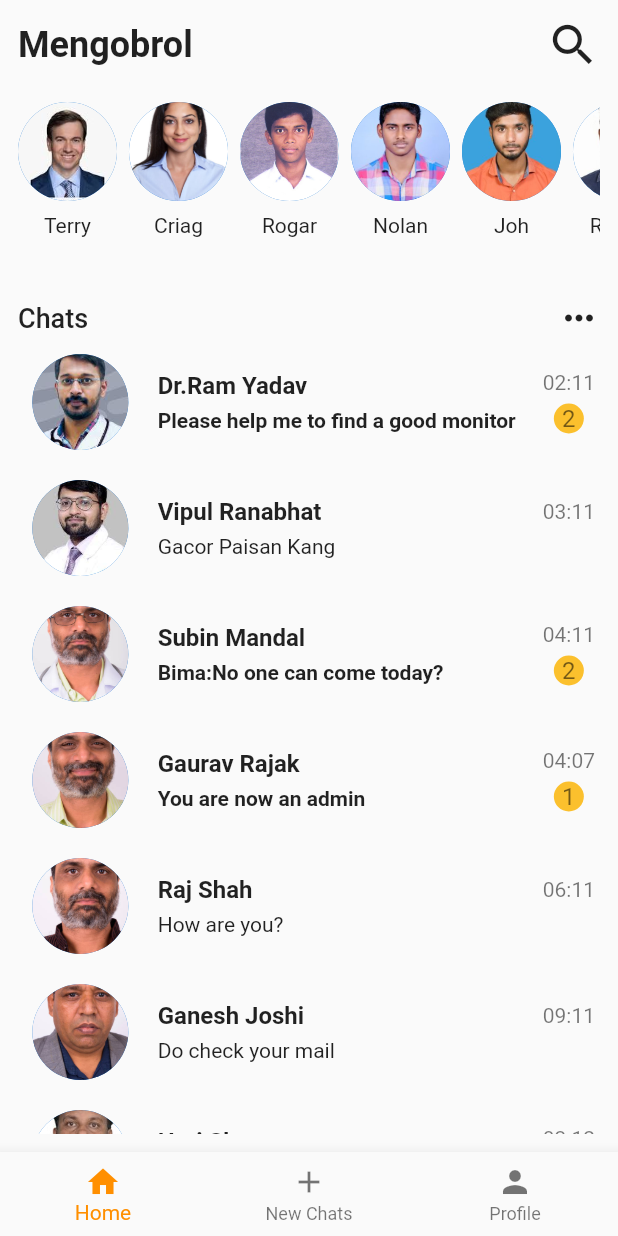
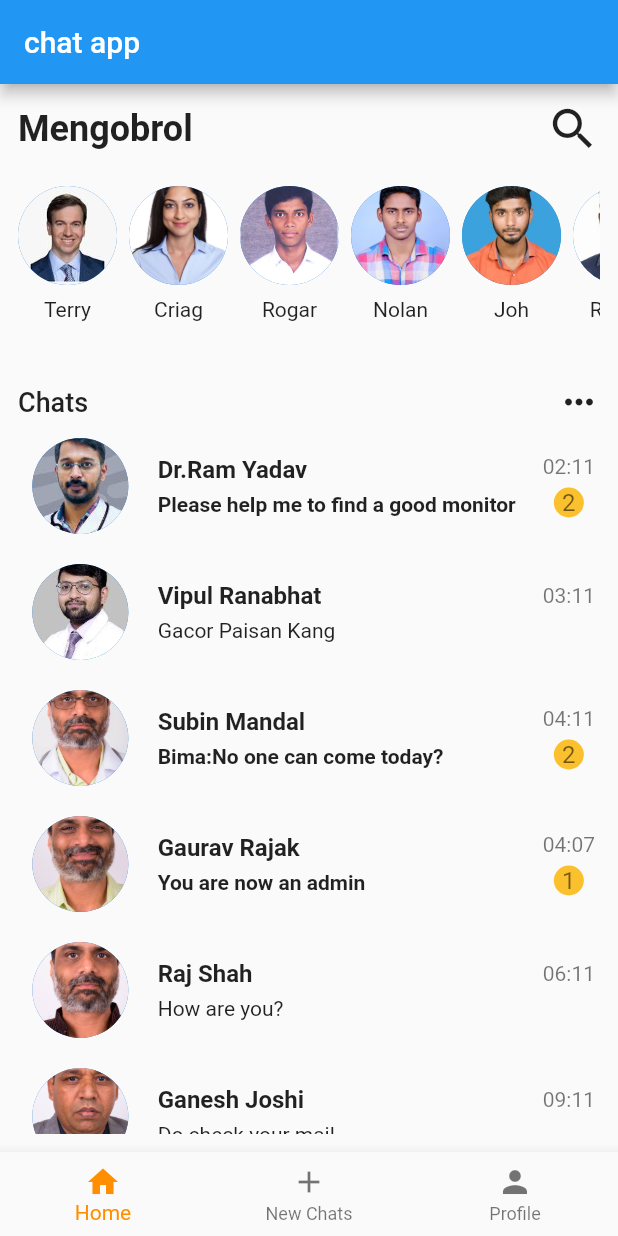
Before and after one commit to BikeshGamal/chat_app, a Flutter app: the screen it shows after launch, after a tap on the "arrow forward" icon, after a tap on "Skip", on a phone screen of 412 x 824 dp. Run offline on Flutter 3.47's test engine with Material 2 defaults, Android fonts, the phone set to English and light mode, and no system bars; our stand-ins replace introduction_screen.

Commit message:
before error

```diff
--- a/lib/features/home/home_page.dart
+++ b/lib/features/home/home_page.dart
@@ -11,6 +11,9 @@ class _HomePageState extends State<HomePage> {
   @override
   Widget build(BuildContext context) {
     return Scaffold(
+      appBar: AppBar(
+        title: Text("chat app")
+      ),
       body:SafeArea(
         child: Padding(
           padding: const EdgeInsets.all(12.0),
--- a/lib/features/on_board/onboarding_page.dart
+++ b/lib/features/on_board/onboarding_page.dart
@@ -13,9 +13,10 @@ class OnBoardingPageState extends State<OnBoardingPage> {
   final introKey = GlobalKey<IntroductionScreenState>();
 
   void _onIntroEnd(context) {
-    Navigator.of(context).pushReplacement(
-      MaterialPageRoute(builder: (_) => const HomePage()),
-    );
+    //Navigator.of(context).pushReplacement(
+     // MaterialPageRoute(builder: (_) => const HomePage()),
+   // );
+    Navigator.push(context,MaterialPageRoute(builder: (context)=>HomePage()));
   }
 
   Widget _buildFullscreenImage() {
```
